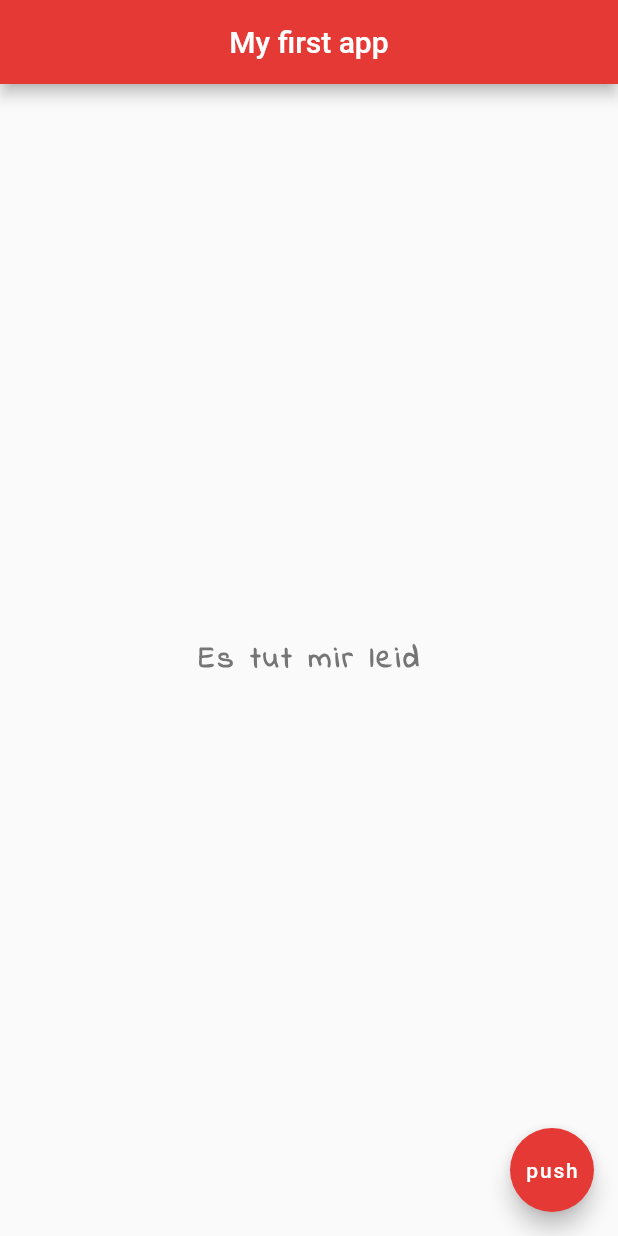
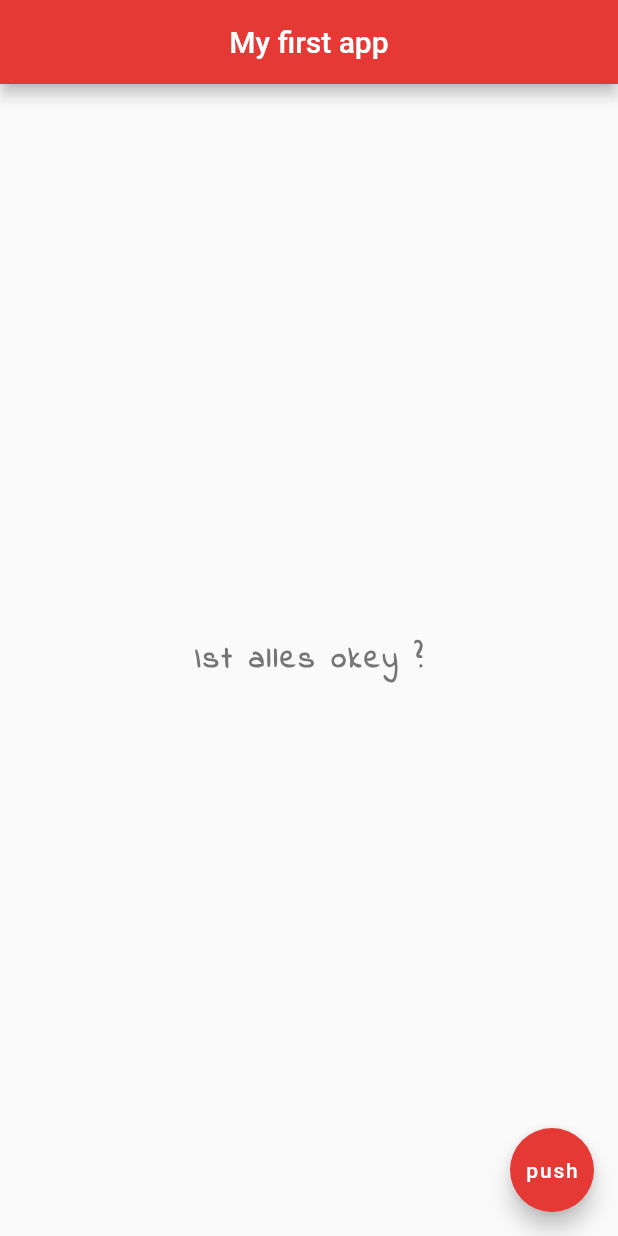
Before and after one commit to vlaksi/IntentarApp, a Flutter app: the screen it shows after launch, on a phone screen of 412 x 824 dp. Run offline on Flutter 3.47's test engine with Material 2 defaults, Android fonts, the phone set to English and light mode, and no system bars.

```diff
--- a/lib/main.dart
+++ b/lib/main.dart
@@ -6,7 +6,25 @@ import 'package:flutter/material.dart';
  widgete.
  */
 void main() => runApp(MaterialApp(
-  home: Scaffold(
+    home: PocetnaStrana(),
+));
+
+/*
+  Scaffold widget nam omogucava osnovni layout za nasu aplikaciju.
+
+  Stateless - widget koji se ne moze menjati tokom vremena.
+  Stateful  - widget koji se moze menjati tokom vremena.
+
+ */
+
+/*
+    Ovo nam omogucava 'HotReload' kako bi mogli videti rezultate
+    nase izmene u kodu instant.
+ */
+class PocetnaStrana extends StatelessWidget {
+  @override
+  Widget build(BuildContext context) {
+    return Scaffold(
         appBar: AppBar(                 // za gornji deo aplikacije
             title: Text('My first app'),
             centerTitle: true,
@@ -14,7 +32,7 @@ void main() => runApp(MaterialApp(
         ),
         body: Center(                   // u body imamo center widget koji sve sto je u njemu centrira
             child: Text(
-          'Es tut mir leid',
+                'Ist alles okey ?',
                 style: TextStyle(
                     fontSize: 20.0,
                     fontWeight: FontWeight.bold,
@@ -29,9 +47,6 @@ void main() => runApp(MaterialApp(
             child: Text('push'),
             backgroundColor: Colors.red[600],
         ),
-  ),
-));
-
-/*
-  Scaffold widget nam omogucava osnovni layout za nasu aplikaciju.
- */
+    ) ;
+  }
+}
```
Lines whose indentation alone changed are shown as unchanged.
